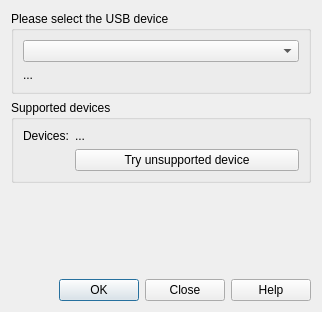
First picture: the form in openhantek/src/selectdevice/selectsupporteddevice.ui, repository OpenHantek/openhantek, before the edit.
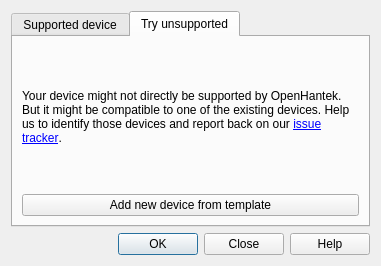
Second picture: the form after the edit. The open tabs and pages were chosen to show the change.

Commit message:
All hantekdso enums are enum classes now. type-safty enforced on several places.
* Move software trigger into own class
* Improve device selection dialog

Patch:
```diff
--- a/openhantek/src/selectdevice/selectsupporteddevice.ui
+++ b/openhantek/src/selectdevice/selectsupporteddevice.ui
@@ -6,41 +6,35 @@
    <rect>
     <x>0</x>
     <y>0</y>
-    <width>322</width>
-    <height>312</height>
+    <width>381</width>
+    <height>266</height>
    </rect>
   </property>
   <property name="windowTitle">
    <string>Select device</string>
   </property>
-  <layout class="QVBoxLayout" name="verticalLayout_2">
-   <item>
-    <widget class="QGroupBox" name="groupBox">
-     <property name="title">
-      <string>Please select the USB device</string>
-     </property>
      <layout class="QVBoxLayout" name="verticalLayout">
       <item>
-       <widget class="QComboBox" name="cmbDevices"/>
-      </item>
-      <item>
-       <widget class="QLabel" name="labelReadyState">
-        <property name="text">
-         <string>...</string>
-        </property>
-       </widget>
-      </item>
-     </layout>
-    </widget>
-   </item>
-   <item>
-    <widget class="QGroupBox" name="groupBox_2">
-     <property name="title">
-      <string>Supported devices</string>
+    <widget class="QTabWidget" name="tabWidget">
+     <property name="tabShape">
+      <enum>QTabWidget::Rounded</enum>
+     </property>
+     <property name="currentIndex">
+      <number>0</number>
      </property>
-     <layout class="QFormLayout" name="formLayout">
+     <widget class="QWidget" name="tab">
+      <attribute name="title">
+       <string>Supported device</string>
+      </attribute>
+      <layout class="QGridLayout" name="gridLayout">
       <item row="0" column="0">
        <widget class="QLabel" name="label">
+         <property name="sizePolicy">
+          <sizepolicy hsizetype="Fixed" vsizetype="Preferred">
+           <horstretch>0</horstretch>
+           <verstretch>0</verstretch>
+          </sizepolicy>
+         </property>
         <property name="text">
          <string>Devices:</string>
         </property>
@@ -56,17 +50,20 @@
         </property>
        </widget>
       </item>
+       <item row="1" column="1">
+        <widget class="QComboBox" name="cmbDevices"/>
+       </item>
+       <item row="2" column="1">
+        <widget class="QLabel" name="labelReadyState">
+         <property name="text">
+          <string>...</string>
+         </property>
+         <property name="wordWrap">
+          <bool>true</bool>
+         </property>
+        </widget>
+       </item>
       <item row="3" column="1">
-       <widget class="QPushButton" name="btnAddDevice">
-        <property name="text">
-         <string>Try unsupported device</string>
-        </property>
-       </widget>
-      </item>
-     </layout>
-    </widget>
-   </item>
-   <item>
     <spacer name="verticalSpacer">
      <property name="orientation">
       <enum>Qt::Vertical</enum>
@@ -78,6 +75,40 @@
       </size>
      </property>
     </spacer>
+       </item>
+      </layout>
+     </widget>
+     <widget class="QWidget" name="tab_2">
+      <attribute name="title">
+       <string>Try unsupported</string>
+      </attribute>
+      <layout class="QVBoxLayout" name="verticalLayout_2">
+       <item>
+        <widget class="QLabel" name="label_2">
+         <property name="text">
+          <string>&lt;html&gt;&lt;head/&gt;&lt;body&gt;&lt;p&gt;Your device might not directly be supported by OpenHantek. But it might be compatible to one of the existing devices. Help us to identify those devices and report back on our &lt;a href=&quot;https://github.com/OpenHantek/openhantek/issues&quot;&gt;&lt;span style=&quot; text-decoration: underline; color:#0000ff;&quot;&gt;issue tracker&lt;/span&gt;&lt;/a&gt;.&lt;/p&gt;&lt;/body&gt;&lt;/html&gt;</string>
+         </property>
+         <property name="textFormat">
+          <enum>Qt::AutoText</enum>
+         </property>
+         <property name="wordWrap">
+          <bool>true</bool>
+         </property>
+         <property name="openExternalLinks">
+          <bool>true</bool>
+         </property>
+        </widget>
+       </item>
+       <item>
+        <widget class="QPushButton" name="btnAddDevice">
+         <property name="text">
+          <string>Add new device from template</string>
+         </property>
+        </widget>
+       </item>
+      </layout>
+     </widget>
+    </widget>
    </item>
    <item>
     <widget class="QDialogButtonBox" name="buttonBox">
```
Lines whose indentation alone changed are shown as unchanged. The commit also changes 56 other files.
